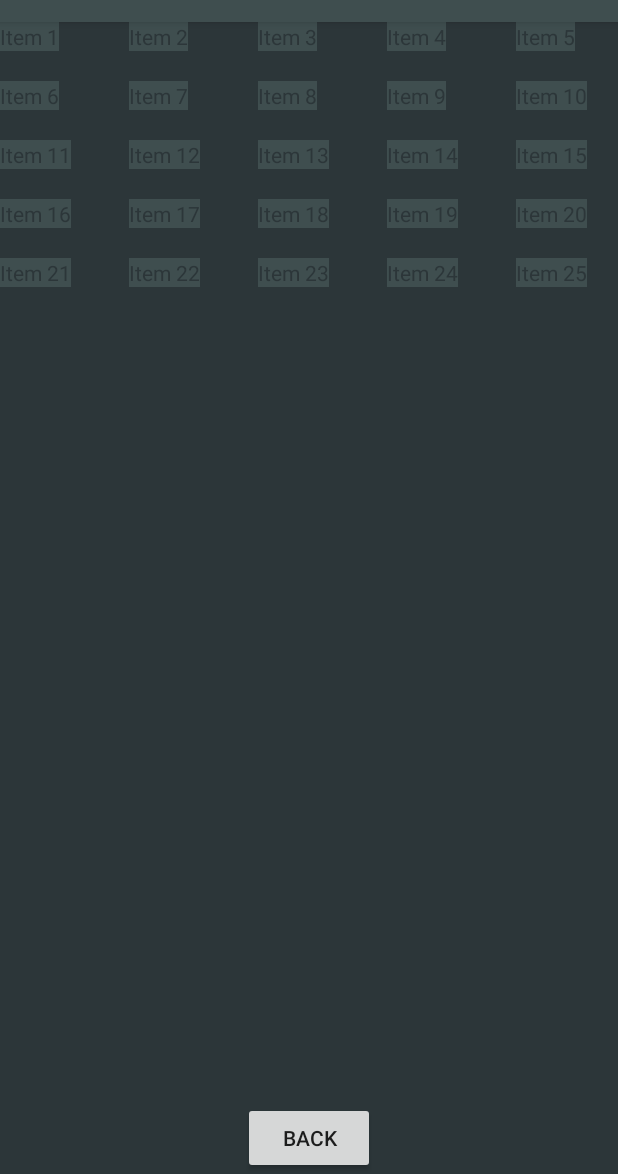
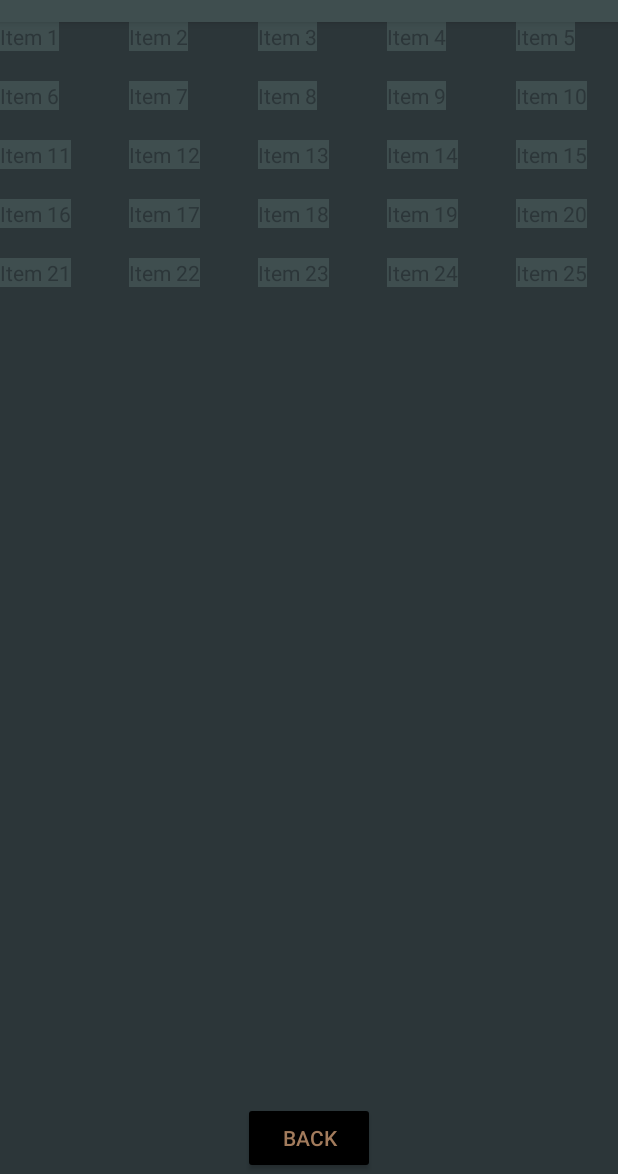
Before and after one commit to M0nesz/Walkinggame, an Android app: the screen it shows after launch (Inventory), after a tap on "INVENTORY", on a phone screen of 412 x 824 dp, the part 62-1236 px from its top. Run offline under Robolectric (Android 15) with nearby library versions, the phone set to English and light mode, and no system bars; 1 other tap on this screen came first.

Commit message:
Recolored buttons

```diff
--- a/app/src/main/res/layout/inventory.xml
+++ b/app/src/main/res/layout/inventory.xml
@@ -29,6 +29,8 @@
         android:id="@+id/back_button"
         android:layout_width="wrap_content"
         android:layout_height="wrap_content"
+        android:backgroundTint="@color/texts"
+        android:textColor="@color/button"
         android:text="@string/back"
         app:layout_constraintBottom_toBottomOf="parent"
         app:layout_constraintEnd_toEndOf="parent"
--- a/app/src/main/res/layout/log_activity.xml
+++ b/app/src/main/res/layout/log_activity.xml
@@ -12,6 +12,8 @@
         android:id="@+id/back_button"
         android:layout_width="wrap_content"
         android:layout_height="wrap_content"
+        android:backgroundTint="@color/texts"
+        android:textColor="@color/button"
         android:text="@string/back"
         app:layout_constraintBottom_toBottomOf="parent"
         app:layout_constraintEnd_toEndOf="parent"
```
